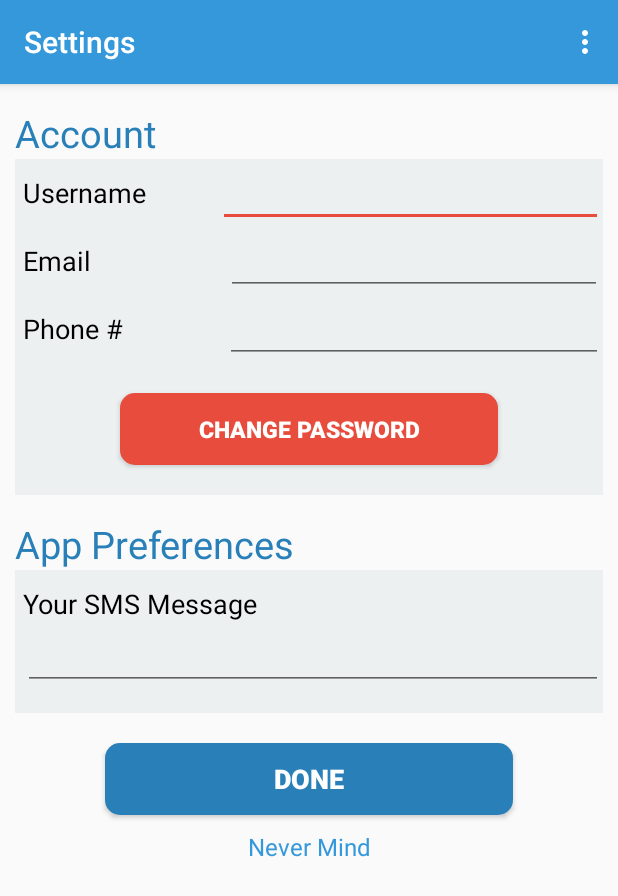
After one commit to vchowdhary/WalkWithMeFinal, an Android app: the SettingsActivity screen opened directly, with no data from a screen before it, on a phone screen of 412 x 824 dp. The commit adds this screen. Shown: the top 896 px of the screen. Run offline under Robolectric (Android 15) with nearby library versions, the phone set to English and light mode, and no system bars; our stand-ins replace Firebase (no records; nobody signed in at launch, a user with empty details on screens opened directly); 4 statements that could not run were skipped.

Commit message:
settings page 80% complete

```diff
--- a/app/build.gradle
+++ b/app/build.gradle
@@ -46,4 +46,5 @@ dependencies {
 
 
 
+
 apply plugin: 'com.google.gms.google-services'
--- a/app/src/main/AndroidManifest.xml
+++ b/app/src/main/AndroidManifest.xml
@@ -36,20 +36,18 @@
         <activity android:name=".Registration" />
 
         <service android:name=".MyFirebaseInstanceIDService">
-
             <intent-filter>
                 <action android:name="com.google.firebase.INSTANCE_ID_EVENT" />
             </intent-filter>
         </service>
-
         <service android:name=".MyFirebaseMessagingService">
             <intent-filter>
                 <action android:name="com.google.firebase.MESSAGING_EVENT" />
             </intent-filter>
         </service>
 
-        <activity android:name=".FriendsActivity"></activity>
-
+        <activity android:name=".FriendsActivity" />
+        <activity android:name=".SettingsActivity"></activity>
     </application>
 
 </manifest>
--- a/app/src/main/java/com/example/girlswhocode/walkwithme/FriendsActivity.java
+++ b/app/src/main/java/com/example/girlswhocode/walkwithme/FriendsActivity.java
@@ -192,6 +192,9 @@ public class FriendsActivity extends AppCompatActivity {
                 Intent switchPanic = new Intent(FriendsActivity.this, PanicActivity.class);
                 startActivity(switchPanic);
                 return true;
+            case R.id.settings_action:
+                startActivity(new Intent(FriendsActivity.this, SettingsActivity.class));
+                return true;
 
             default:
                 // If we got here, the user's action was not recognized.
--- a/app/src/main/java/com/example/girlswhocode/walkwithme/Login.java
+++ b/app/src/main/java/com/example/girlswhocode/walkwithme/Login.java
@@ -15,6 +15,8 @@ import com.google.android.gms.tasks.Task;
 import com.google.firebase.auth.AuthResult;
 import com.google.firebase.auth.FirebaseAuth;
 import com.google.firebase.auth.FirebaseUser;
+import com.google.firebase.database.DatabaseReference;
+import com.google.firebase.database.FirebaseDatabase;
 
 public class Login extends AppCompatActivity {
 
--- a/app/src/main/java/com/example/girlswhocode/walkwithme/MapActivity.java
+++ b/app/src/main/java/com/example/girlswhocode/walkwithme/MapActivity.java
@@ -62,6 +62,7 @@ import com.google.maps.model.TravelMode;
 
 import java.util.ArrayList;
 import java.util.List;
+import java.util.Map;
 
 import static com.google.android.gms.location.LocationServices.FusedLocationApi;
 
@@ -148,7 +149,7 @@ public class MapActivity extends AppCompatActivity implements OnMapReadyCallback
             public void onClick(View v) {
 
                 //Getting the user's destination from the textfield
-                final TextView endField = (TextView) findViewById(R.id.endField);
+                /*final TextView endField = (TextView) findViewById(R.id.endField);
                 String destination = endField.getText().toString();
                 String[] parts1 = destination.split(",");
                 String input = "";
@@ -190,10 +191,10 @@ public class MapActivity extends AppCompatActivity implements OnMapReadyCallback
                 });
 
 
+            }*/
             }
         });
     }
-
 
                 // TODO Auto-generated method stub
             /*
@@ -686,6 +687,10 @@ public class MapActivity extends AppCompatActivity implements OnMapReadyCallback
                 startActivity(switchPanic);
                 return true;
 
+            case R.id.settings_action:
+                startActivity(new Intent(MapActivity.this, SettingsActivity.class));
+                return true;
+
             default:
                 // If we got here, the user's action was not recognized.
                 // Invoke the superclass to handle it.
--- a/app/src/main/java/com/example/girlswhocode/walkwithme/PanicActivity.java
+++ b/app/src/main/java/com/example/girlswhocode/walkwithme/PanicActivity.java
@@ -260,6 +260,9 @@ public class PanicActivity extends AppCompatActivity {
                 System.out.println("Switching to the panic activity...");
                 System.out.println("Already at the panic activity.");
                 return true;
+            case R.id.settings_action:
+                startActivity(new Intent(PanicActivity.this, SettingsActivity.class));
+                return true;
 
             default:
                 // If we got here, the user's action was not recognized.
--- /dev/null
+++ b/app/src/main/java/com/example/girlswhocode/walkwithme/SettingsActivity.java
@@ -0,0 +1,105 @@
+package com.example.girlswhocode.walkwithme;
+
+import android.content.Intent;
+import android.location.SettingInjectorService;
+import android.support.v7.app.AppCompatActivity;
+import android.os.Bundle;
+import android.view.Menu;
+import android.view.MenuInflater;
+import android.view.MenuItem;
+import android.view.View;
+import android.widget.Button;
+import android.widget.EditText;
+
+import com.google.firebase.auth.FirebaseAuth;
+import com.google.firebase.database.DataSnapshot;
+import com.google.firebase.database.DatabaseError;
+import com.google.firebase.database.DatabaseReference;
+import com.google.firebase.database.FirebaseDatabase;
+import com.google.firebase.database.ValueEventListener;
+
+public class SettingsActivity extends AppCompatActivity {
+
+    @Override
+    protected void onCreate(Bundle savedInstanceState) {
+        super.onCreate(savedInstanceState);
+        setContentView(R.layout.activity_settings);
+        setTitle("Settings");
+
+        DatabaseReference userNode = FirebaseDatabase.getInstance().getReference("users").child(FirebaseAuth.getInstance().getCurrentUser().getUid());
+        userNode.addValueEventListener(new ValueEventListener() {
+            @Override
+            public void onDataChange(DataSnapshot dataSnapshot) {
+                EditText username = (EditText) findViewById(R.id.usernameEdit);
+                username.setText(dataSnapshot.child("username").getValue().toString());
+
+                EditText email = (EditText) findViewById(R.id.emailEdit);
+                email.setText(dataSnapshot.child("email").getValue().toString());
+
+                EditText phone = (EditText) findViewById(R.id.phoneEdit);
+                phone.setText(dataSnapshot.child("phonenumber").getValue().toString());
+
+                EditText smsMessage = (EditText) findViewById(R.id.smsEdit);
+                smsMessage.setText(dataSnapshot.child("smsMessage").getValue().toString());
+            }
+
+            @Override
+            public void onCancelled(DatabaseError databaseError) {
+
+            }
+        });
+
+
+        Button saveButton = (Button) findViewById(R.id.saveSettings);
+        saveButton.setOnClickListener(new View.OnClickListener() {
+            @Override
+            public void onClick(View view) {
+                DatabaseReference userNode = FirebaseDatabase.getInstance().getReference("users").child(FirebaseAuth.getInstance().getCurrentUser().getUid());
+                EditText sms = (EditText) findViewById(R.id.smsEdit);
+                userNode.child("smsMessage").setValue(sms.getText().toString());
+
+                EditText email = (EditText) findViewById(R.id.emailEdit);
+
+                userNode.child("email").setValue(email.getText().toString());
+                FirebaseAuth.getInstance().getCurrentUser().updateEmail(email.getText().toString());
+            }
+        });
+    }
+
+    @Override
+    public boolean onCreateOptionsMenu(Menu menu) {
+        MenuInflater inflater = getMenuInflater();
+        inflater.inflate(R.menu.menu, menu);
+        return true;
+    }
+
+    @Override
+    public boolean onOptionsItemSelected(MenuItem item) {
+        switch (item.getItemId()) {
+            case R.id.map_action:
+                System.out.println("Switching to the map screen.");
+                Intent switchMap = new Intent(SettingsActivity.this, MapActivity.class);
+                startActivity(switchMap);
+                return true;
+
+            case R.id.friends_action:
+                System.out.println("Switching to the friends activity.");
+                startActivity(new Intent(SettingsActivity.this, FriendsActivity.class));
+                return true;
+
+            case R.id.panic_action:
+                System.out.println("Switching to the panic activity...");
+                Intent switchPanic = new Intent(SettingsActivity.this, PanicActivity.class);
+                startActivity(switchPanic);
+                return true;
+            case R.id.settings_action:
+                return true;
+
+            default:
+                // If we got here, the user's action was not recognized.
+                // Invoke the superclass to handle it.
+                return super.onOptionsItemSelected(item);
+
+        }
+    }
+}
--- /dev/null
+++ b/app/src/main/res/drawable/unrounded_edittext.xml
@@ -0,0 +1,6 @@
+<?xml version="1.0" encoding="utf-8"?>
+<shape xmlns:android="http://schemas.android.com/apk/res/android"
+    android:shape="rectangle"
+    android:padding="15dp">
+    <solid android:color="#ECF0F1"/>
+</shape>
--- /dev/null
+++ b/app/src/main/res/layout/activity_settings.xml
@@ -0,0 +1,210 @@
+<?xml version="1.0" encoding="utf-8"?>
+<RelativeLayout xmlns:android="http://schemas.android.com/apk/res/android"
+    xmlns:app="http://schemas.android.com/apk/res-auto"
+    xmlns:tools="http://schemas.android.com/tools"
+    android:layout_width="match_parent"
+    android:layout_height="match_parent"
+    tools:context="com.example.girlswhocode.walkwithme.SettingsActivity">
+
+    <LinearLayout
+        android:id="@+id/accountLayout"
+        android:layout_width="match_parent"
+        android:layout_height="wrap_content"
+        android:layout_alignParentTop="true"
+        android:layout_marginLeft="10dp"
+        android:layout_marginRight="10dp"
+        android:layout_marginTop="15dp"
+        android:orientation="vertical">
+
+        <TextView
+            android:id="@+id/textView5"
+            android:layout_width="match_parent"
+            android:layout_height="wrap_content"
+            android:text="Account"
+            android:textColor="#2980B9"
+            android:textSize="25dp" />
+
+        <LinearLayout
+            android:id="@+id/account"
+            android:layout_width="match_parent"
+            android:layout_height="match_parent"
+            android:background="@drawable/unrounded_edittext"
+            android:orientation="vertical">
+
+            <LinearLayout
+                android:id="@+id/usernameSettings"
+                android:layout_width="match_parent"
+                android:layout_height="match_parent"
+                android:orientation="horizontal">
+
+                <TextView
+                    android:id="@+id/textView8"
+                    android:layout_width="wrap_content"
+                    android:layout_height="wrap_content"
+                    android:layout_marginLeft="5dp"
+                    android:layout_weight="1"
+                    android:text="Username"
+                    android:textColor="@android:color/black"
+                    android:textSize="18dp" />
+
+                <EditText
+                    android:id="@+id/usernameEdit"
+                    android:layout_width="wrap_content"
+                    android:layout_height="wrap_content"
+                    android:layout_marginLeft="5dp"
+                    android:layout_weight="1"
+                    android:ems="10"
+                    android:inputType="textPersonName" />
+
+            </LinearLayout>
+
+            <LinearLayout
+                android:id="@+id/emailSettings"
+                android:layout_width="match_parent"
+                android:layout_height="match_parent"
+                android:orientation="horizontal">
+
+                <TextView
+                    android:id="@+id/textView8"
+                    android:layout_width="wrap_content"
+                    android:layout_height="wrap_content"
+                    android:layout_marginLeft="5dp"
+                    android:layout_weight="1"
+                    android:text="Email"
+                    android:textColor="@android:color/black"
+                    android:textSize="18dp" />
+
+                <EditText
+                    android:id="@+id/emailEdit"
+                    android:layout_width="wrap_content"
+                    android:layout_height="wrap_content"
+                    android:layout_marginLeft="5dp"
+                    android:layout_weight="0.44"
+                    android:ems="10"
+                    android:inputType="textPersonName" />
+
+            </LinearLayout>
+
+            <LinearLayout
+                android:id="@+id/phoneSettings"
+                android:layout_width="match_parent"
+                android:layout_height="match_parent"
+                android:orientation="horizontal">
+
+                <TextView
+                    android:id="@+id/textView8"
+                    android:layout_width="wrap_content"
+                    android:layout_height="wrap_content"
+                    android:layout_marginLeft="5dp"
+                    android:layout_weight="1"
+                    android:text="Phone #"
+                    android:textColor="@android:color/black"
+                    android:textSize="18dp" />
+
+                <EditText
+                    android:id="@+id/phoneEdit"
+                    android:layout_width="wrap_content"
+                    android:layout_height="wrap_content"
+                    android:layout_marginLeft="5dp"
+                    android:layout_weight="0.61"
+                    android:ems="10"
+                    android:inputType="phone" />
+
+            </LinearLayout>
+
+            <Button
+                android:id="@+id/changePasswordButton"
+                android:layout_width="match_parent"
+                android:layout_height="wrap_content"
+                android:layout_marginBottom="20dp"
+                android:layout_marginLeft="70dp"
+                android:layout_marginRight="70dp"
+                android:layout_marginTop="20dp"
+                android:background="@drawable/mybutton"
+                android:text="Change Password"
+                android:textColor="@android:color/white"
+                android:textSize="15dp"
+                android:textStyle="bold" />
+
+        </LinearLayout>
+
+    </LinearLayout>
+
+    <LinearLayout
+        android:id="@+id/preferencesLayout"
+        android:layout_width="match_parent"
+        android:layout_height="wrap_content"
+        android:layout_alignParentStart="true"
+        android:layout_below="@+id/accountLayout"
+        android:layout_marginLeft="10dp"
+        android:layout_marginRight="10dp"
+        android:layout_marginTop="15dp"
+        android:orientation="vertical">
+
+        <TextView
+            android:id="@+id/textView6"
+            android:layout_width="match_parent"
+            android:layout_height="wrap_content"
+            android:text="App Preferences"
+            android:textColor="#2980B9"
+            android:textSize="25dp" />
+
+        <LinearLayout
+            android:id="@+id/appPrefs"
+            android:layout_width="match_parent"
+            android:layout_height="match_parent"
+            android:background="@drawable/unrounded_edittext"
+            android:orientation="vertical">
+
+            <TextView
+                android:id="@+id/textView9"
+                android:layout_width="match_parent"
+                android:layout_height="wrap_content"
+                android:layout_marginLeft="5dp"
+                android:layout_marginTop="10dp"
+                android:text="Your SMS Message"
+                android:textColor="@android:color/black"
+                android:textSize="18dp" />
+
+            <EditText
+                android:id="@+id/smsEdit"
+                android:layout_width="match_parent"
+                android:layout_height="wrap_content"
+                android:layout_marginBottom="15dp"
+                android:layout_marginLeft="5dp"
+                android:ems="10"
+                android:inputType="textMultiLine" />
+
+        </LinearLayout>
+
+    </LinearLayout>
+
+    <Button
+        android:id="@+id/saveSettings"
+        android:layout_width="match_parent"
+        android:layout_height="wrap_content"
+        android:layout_below="@+id/preferencesLayout"
+        android:layout_marginBottom="10dp"
+        android:layout_marginLeft="70dp"
+        android:layout_marginRight="70dp"
+        android:layout_marginTop="20dp"
+        android:background="@drawable/mybutton"
+        android:backgroundTint="#2980B9"
+        android:gravity="center"
+        android:text="Done"
+        android:textColor="@android:color/white"
+        android:textSize="18dp"
+        android:textStyle="bold" />
+
+    <TextView
+        android:id="@+id/discardChanges"
+        android:layout_width="match_parent"
+        android:layout_height="wrap_content"
+        android:layout_below="@+id/saveSettings"
+        android:contextClickable="true"
+        android:text="Never Mind"
+        android:textAlignment="center"
+        android:textColor="@color/colorPrimary"
+        android:textSize="16dp" />
+
+</RelativeLayout>
--- a/app/src/main/res/menu/menu.xml
+++ b/app/src/main/res/menu/menu.xml
@@ -12,5 +12,8 @@
     <item android:id="@+id/friends_action"
         android:title="Friends"
         app:showAsAction="never"/>
+    <item android:id="@+id/settings_action"
+        android:title = "Settings"
+        app:showAsAction="never"/>
 
 </menu>
```
